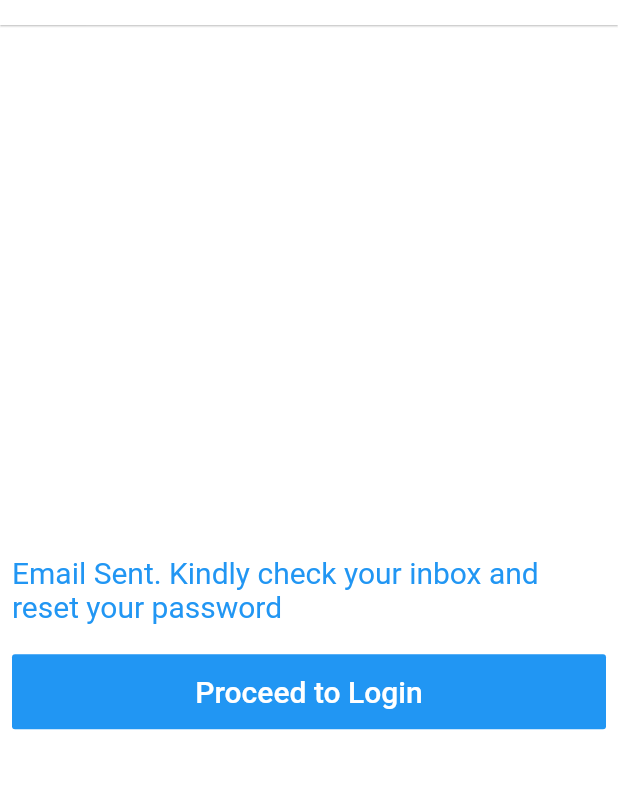
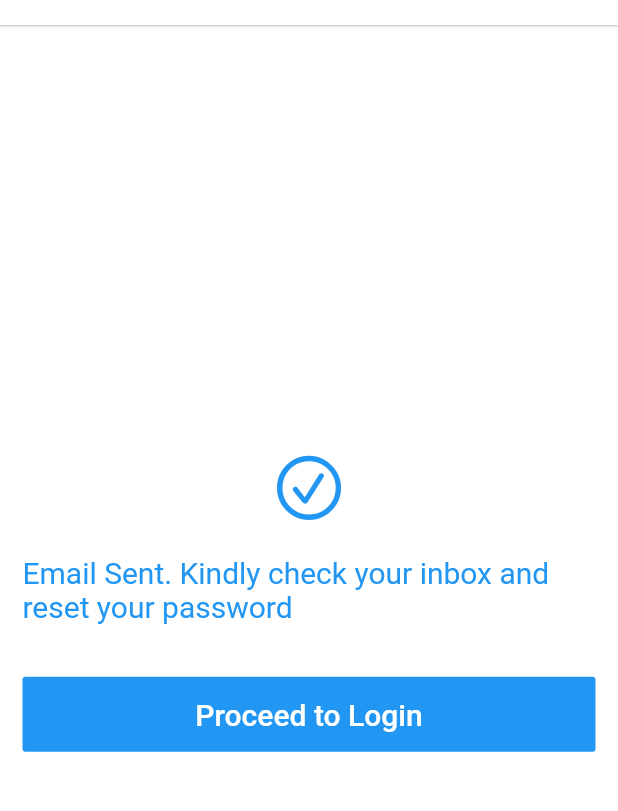
Before and after one commit to majestyjnr/libraryOrientationApp, a Flutter app: the RecoveryEmailSent screen opened directly, on a phone screen of 412 x 824 dp, the part 59-870 px from its top. Run offline on Flutter 3.47's test engine with Material 2 defaults, Android fonts, the phone set to English and light mode, and no system bars; our stand-ins replace cloud_firestore, firebase_auth, firebase_core, flick_video_player, font_awesome_flutter, share and 4 more; missing offline and left inert: expansion_card, nuts_activity_indicator, papercups_flutter, sweetalert; accounts and stored records are empty.

Commit message:
Commit Updates

```diff
--- a/lib/screens/student/auth/ForgotPassword.dart
+++ b/lib/screens/student/auth/ForgotPassword.dart
@@ -103,7 +103,8 @@ class _ForgotPasswordState extends State<ForgotPassword> {
                       try {
                         await FirebaseAuth.instance
                             .sendPasswordResetEmail(
-                                email: _emailController.text)
+                              email: _emailController.text,
+                            )
                             .then(
                               (value) => Navigator.of(context)
                                   .pushAndRemoveUntil(MaterialPageRoute(
--- a/lib/screens/student/auth/RecoveryEmailSent.dart
+++ b/lib/screens/student/auth/RecoveryEmailSent.dart
@@ -22,7 +22,11 @@ class _RecoveryEmailSentState extends State<RecoveryEmailSent> {
               color: Colors.blue,
             ),
             onPressed: () {
-              Navigator.pop(context);
+              Navigator.of(context).pushAndRemoveUntil(MaterialPageRoute(
+                builder: (context) {
+                  return MainAuth();
+                },
+              ), (Route<dynamic> route) => false);
             }),
         brightness: Brightness.light,
         backgroundColor: Colors.white,
@@ -32,17 +36,17 @@ class _RecoveryEmailSentState extends State<RecoveryEmailSent> {
         ),
       ),
       body: Padding(
-        padding: const EdgeInsets.all(8.0),
+        padding: const EdgeInsets.all(15),
         child: Column(
           mainAxisAlignment: MainAxisAlignment.center,
           children: <Widget>[
             Icon(
               CupertinoIcons.check_mark_circled,
-              size: 45,
-              color: Colors.white,
+              size: 50,
+              color: Colors.blue,
             ),
             SizedBox(
-              height: 10,
+              height: 20,
             ),
             Text(
               'Email Sent. Kindly check your inbox and reset your password',
@@ -52,7 +56,7 @@ class _RecoveryEmailSentState extends State<RecoveryEmailSent> {
               ),
             ),
             SizedBox(
-              height: 20,
+              height: 35,
             ),
             SizedBox(
               width: double.infinity,
```
